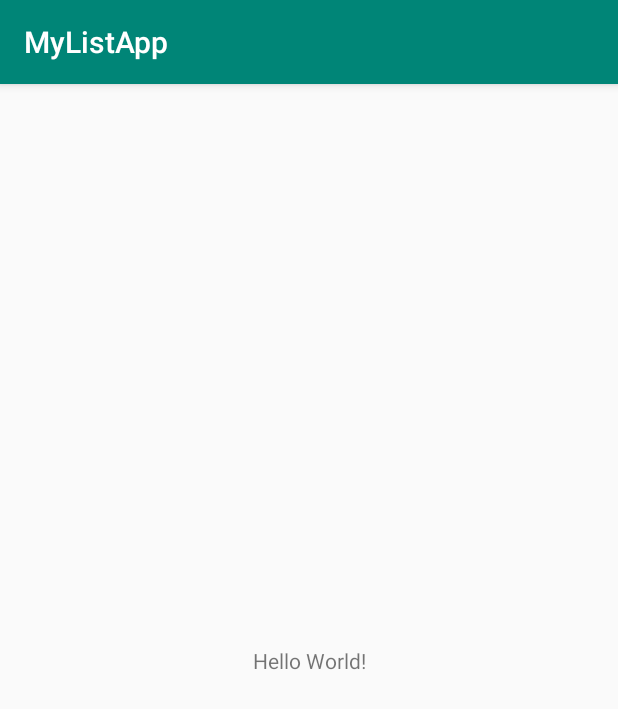
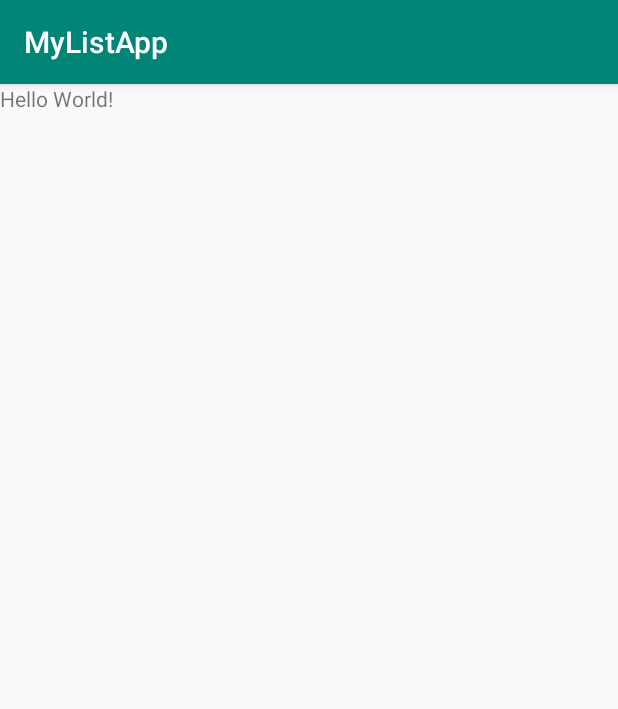
Before and after one commit to monsterwkwk/android_mylistapp, an Android app: the screen it shows after launch (MainActivity), on a phone screen of 412 x 824 dp. Shown: the top 709 px of the screen. Run offline under Robolectric (Android 15) with nearby library versions, the phone set to English and light mode, and no system bars.

Commit message:
[rahmatkurniawan811] Main - change to linear layout

```diff
--- a/app/src/main/res/layout/activity_main.xml
+++ b/app/src/main/res/layout/activity_main.xml
@@ -1,18 +1,14 @@
 <?xml version="1.0" encoding="utf-8"?>
-<androidx.constraintlayout.widget.ConstraintLayout xmlns:android="http://schemas.android.com/apk/res/android"
-    xmlns:app="http://schemas.android.com/apk/res-auto"
+<LinearLayout xmlns:android="http://schemas.android.com/apk/res/android"
     xmlns:tools="http://schemas.android.com/tools"
     android:layout_width="match_parent"
     android:layout_height="match_parent"
+    android:orientation="vertical"
     tools:context=".MainActivity">
 
     <TextView
         android:layout_width="wrap_content"
         android:layout_height="wrap_content"
-        android:text="Hello World!"
-        app:layout_constraintBottom_toBottomOf="parent"
-        app:layout_constraintLeft_toLeftOf="parent"
-        app:layout_constraintRight_toRightOf="parent"
-        app:layout_constraintTop_toTopOf="parent" />
+        android:text="Hello World!" />
 
-</androidx.constraintlayout.widget.ConstraintLayout>
+</LinearLayout>
```
